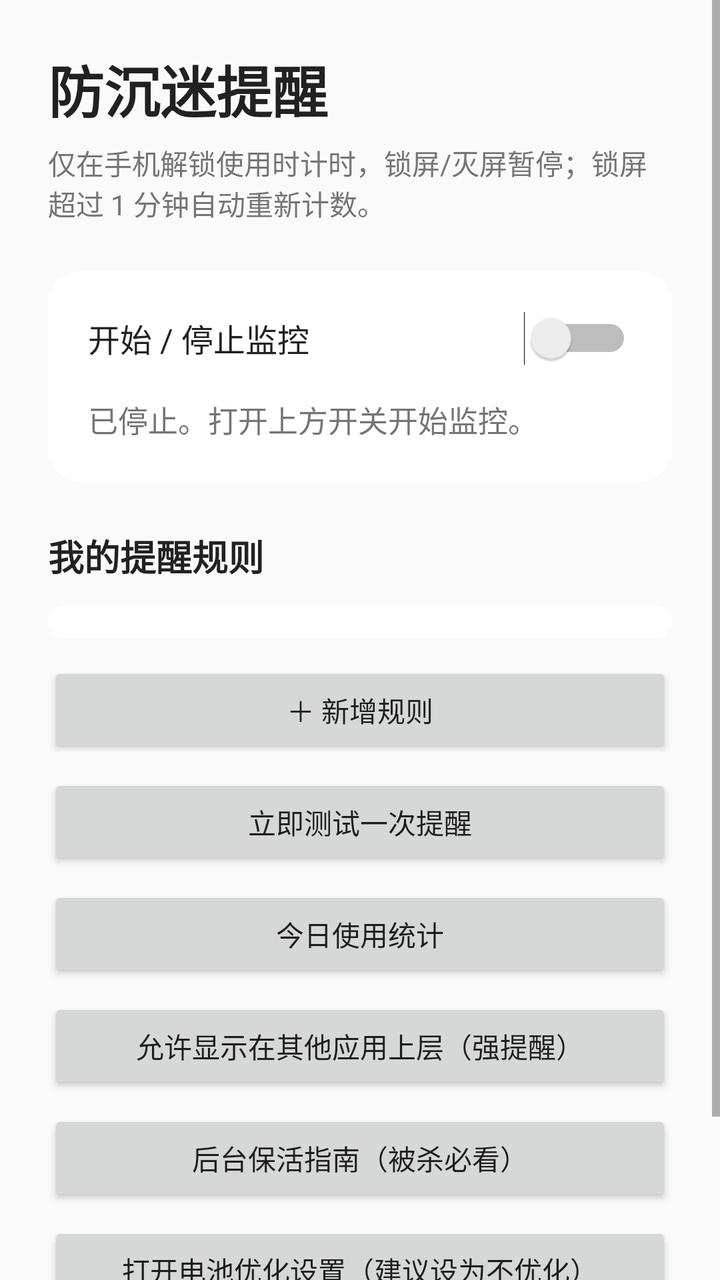
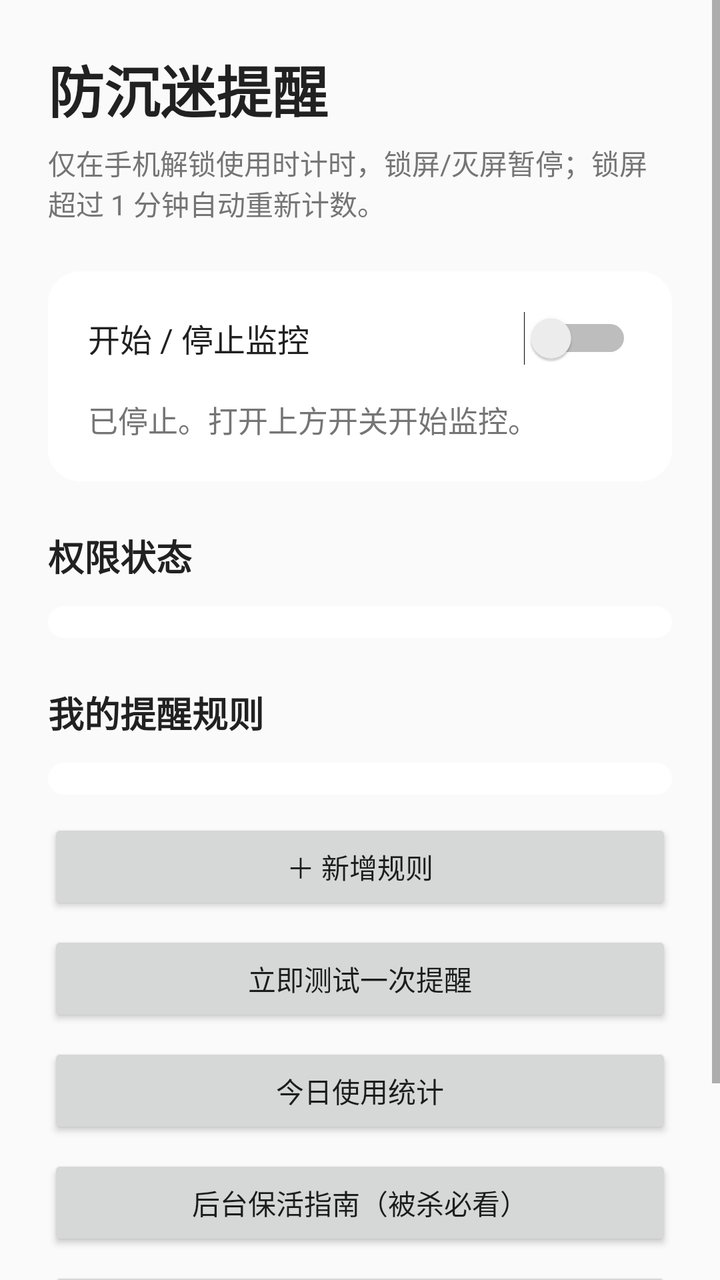

The first picture is an Android layout as it rendered before a commit; the second is the same layout after the commit. The layout source and the unified diff follow.
<!-- AndroidManifest.xml: application theme Theme.AntiLazy -->
<!-- res/layout/activity_main.xml -->
<?xml version="1.0" encoding="utf-8"?>
<ScrollView xmlns:android="http://schemas.android.com/apk/res/android"
    android:layout_width="match_parent"
    android:layout_height="match_parent"
    android:fillViewport="true">

    <LinearLayout
        android:layout_width="match_parent"
        android:layout_height="wrap_content"
        android:orientation="vertical"
        android:padding="24dp">

        <TextView
            android:id="@+id/tv_title"
            android:layout_width="wrap_content"
            android:layout_height="wrap_content"
            android:text="@string/app_name"
            android:textColor="@color/text_primary"
            android:textSize="28sp"
            android:textStyle="bold" />

        <TextView
            android:id="@+id/tv_subtitle"
            android:layout_width="match_parent"
            android:layout_height="wrap_content"
            android:layout_marginTop="6dp"
            android:text="@string/subtitle"
            android:textColor="@color/text_secondary"
            android:textSize="14sp" />

        <LinearLayout
            android:layout_width="match_parent"
            android:layout_height="wrap_content"
            android:layout_marginTop="24dp"
            android:background="@drawable/bg_card"
            android:orientation="vertical"
            android:padding="20dp">

            <Switch
                android:id="@+id/sw_toggle"
                android:layout_width="match_parent"
                android:layout_height="wrap_content"
                android:text="@string/toggle_label"
                android:textColor="@color/text_primary"
                android:textSize="16sp" />

            <TextView
                android:id="@+id/tv_status"
                android:layout_width="match_parent"
                android:layout_height="wrap_content"
                android:layout_marginTop="16dp"
                android:text="@string/status_stopped"
                android:textColor="@color/text_secondary"
                android:textSize="15sp" />

        </LinearLayout>

        <TextView
            android:id="@+id/tv_rules_label"
            android:layout_width="wrap_content"
            android:layout_height="wrap_content"
            android:layout_marginTop="24dp"
            android:text="@string/rules_section_title"
            android:textColor="@color/text_primary"
            android:textSize="18sp"
            android:textStyle="bold" />

        <LinearLayout
            android:id="@+id/ll_rules"
            android:layout_width="match_parent"
            android:layout_height="wrap_content"
            android:layout_marginTop="12dp"
            android:background="@drawable/bg_card"
            android:orientation="vertical"
            android:paddingStart="20dp"
            android:paddingTop="8dp"
            android:paddingEnd="20dp"
            android:paddingBottom="8dp" />

        <Button
            android:id="@+id/btn_add_rule"
            android:layout_width="match_parent"
            android:layout_height="wrap_content"
            android:layout_marginTop="12dp"
            android:text="@string/add_rule" />

        <Button
            android:id="@+id/btn_test"
            android:layout_width="match_parent"
            android:layout_height="wrap_content"
            android:layout_marginTop="8dp"
            android:text="@string/test_button" />

        <Button
            android:id="@+id/btn_usage"
            android:layout_width="match_parent"
            android:layout_height="wrap_content"
            android:layout_marginTop="8dp"
            android:text="@string/usage_button" />

        <Button
            android:id="@+id/btn_overlay"
            android:layout_width="match_parent"
            android:layout_height="wrap_content"
            android:layout_marginTop="8dp"
            android:text="@string/overlay_request" />

        <Button
            android:id="@+id/btn_guide"
            android:layout_width="match_parent"
            android:layout_height="wrap_content"
            android:layout_marginTop="8dp"
            android:text="@string/guide_button" />

        <Button
            android:id="@+id/btn_battery"
            android:layout_width="match_parent"
            android:layout_height="wrap_content"
            android:layout_marginTop="8dp"
            android:text="@string/battery_request" />

        <TextView
            android:id="@+id/tv_footer"
            android:layout_width="match_parent"
            android:layout_height="wrap_content"
            android:layout_marginTop="16dp"
            android:text="@string/footer_hint"
            android:textColor="@color/text_secondary"
            android:textSize="12sp" />

    </LinearLayout>
</ScrollView>
<!-- resources referenced by this layout -->
<resources>
  <color name="text_primary">#212121</color>
  <color name="text_secondary">#757575</color>
  <!-- drawable bg_card (drawable) -->
  <?xml version="1.0" encoding="utf-8"?>
  <shape xmlns:android="http://schemas.android.com/apk/res/android" android:shape="rectangle">
      <solid android:color="#FFFFFF" />
      <corners android:radius="16dp" />
  </shape>
  <string name="add_rule">＋ 新增规则</string>
  <string name="app_name">防沉迷提醒</string>
  <string name="battery_request">打开电池优化设置（建议设为不优化）</string>
  <string name="footer_hint">提示：点击规则可编辑/删除；若被系统杀后台，请在自启动管理中允许本应用；重启后会自动恢复监控。</string>
  <string name="guide_button">后台保活指南（被杀必看）</string>
  <string name="overlay_request">允许显示在其他应用上层（强提醒）</string>
  <string name="rules_section_title">我的提醒规则</string>
  <string name="status_stopped">已停止。打开上方开关开始监控。</string>
  <string name="subtitle">仅在手机解锁使用时计时，锁屏/灭屏暂停；锁屏超过 1 分钟自动重新计数。</string>
  <string name="test_button">立即测试一次提醒</string>
  <string name="toggle_label">开始 / 停止监控</string>
  <string name="usage_button">今日使用统计</string>
  <style name="Theme.AntiLazy" parent="android:Theme.Material.Light.NoActionBar">
          <item name="android:colorPrimary">@color/brand</item>
          <item name="android:colorPrimaryDark">@color/brand_dark</item>
          <item name="android:colorAccent">@color/brand</item>
          <item name="android:statusBarColor">@color/brand_dark</item>
          <item name="android:windowBackground">@color/bg</item>
      </style>
  <color name="brand">#F4511E</color>
  <color name="brand_dark">#BF360C</color>
  <color name="bg">#FAFAFA</color>
</resources>

<!-- the commit's change to res/layout/activity_main.xml (unified diff, before → after) -->
@@ -56,6 +56,28 @@
         </LinearLayout>
 
         <TextView
+            android:id="@+id/tv_perms_label"
+            android:layout_width="wrap_content"
+            android:layout_height="wrap_content"
+            android:layout_marginTop="24dp"
+            android:text="@string/perms_section_title"
+            android:textColor="@color/text_primary"
+            android:textSize="18sp"
+            android:textStyle="bold" />
+
+        <LinearLayout
+            android:id="@+id/ll_permissions"
+            android:layout_width="match_parent"
+            android:layout_height="wrap_content"
+            android:layout_marginTop="12dp"
+            android:background="@drawable/bg_card"
+            android:orientation="vertical"
+            android:paddingStart="20dp"
+            android:paddingTop="8dp"
+            android:paddingEnd="20dp"
+            android:paddingBottom="8dp" />
+
+        <TextView
             android:id="@+id/tv_rules_label"
             android:layout_width="wrap_content"
             android:layout_height="wrap_content"
@@ -99,13 +121,6 @@
             android:text="@string/usage_button" />
 
         <Button
-            android:id="@+id/btn_overlay"
-            android:layout_width="match_parent"
-            android:layout_height="wrap_content"
-            android:layout_marginTop="8dp"
-            android:text="@string/overlay_request" />
-
-        <Button
             android:id="@+id/btn_guide"
             android:layout_width="match_parent"
             android:layout_height="wrap_content"
@@ -113,11 +128,11 @@
             android:text="@string/guide_button" />
 
         <Button
-            android:id="@+id/btn_battery"
+            android:id="@+id/btn_check_update"
             android:layout_width="match_parent"
             android:layout_height="wrap_content"
             android:layout_marginTop="8dp"
-            android:text="@string/battery_request" />
+            android:text="@string/update_button" />
 
         <TextView
             android:id="@+id/tv_footer"
<!-- resource entries referenced after the edit -->
@@ -10,15 +10,15 @@
   </shape>
   <string name="add_rule">＋ 新增规则</string>
   <string name="app_name">防沉迷提醒</string>
-  <string name="battery_request">打开电池优化设置（建议设为不优化）</string>
   <string name="footer_hint">提示：点击规则可编辑/删除；若被系统杀后台，请在自启动管理中允许本应用；重启后会自动恢复监控。</string>
   <string name="guide_button">后台保活指南（被杀必看）</string>
-  <string name="overlay_request">允许显示在其他应用上层（强提醒）</string>
+  <string name="perms_section_title">权限状态</string>
   <string name="rules_section_title">我的提醒规则</string>
   <string name="status_stopped">已停止。打开上方开关开始监控。</string>
   <string name="subtitle">仅在手机解锁使用时计时，锁屏/灭屏暂停；锁屏超过 1 分钟自动重新计数。</string>
   <string name="test_button">立即测试一次提醒</string>
   <string name="toggle_label">开始 / 停止监控</string>
+  <string name="update_button">检查更新</string>
   <string name="usage_button">今日使用统计</string>
   <style name="Theme.AntiLazy" parent="android:Theme.Material.Light.NoActionBar">
           <item name="android:colorPrimary">@color/brand</item>
